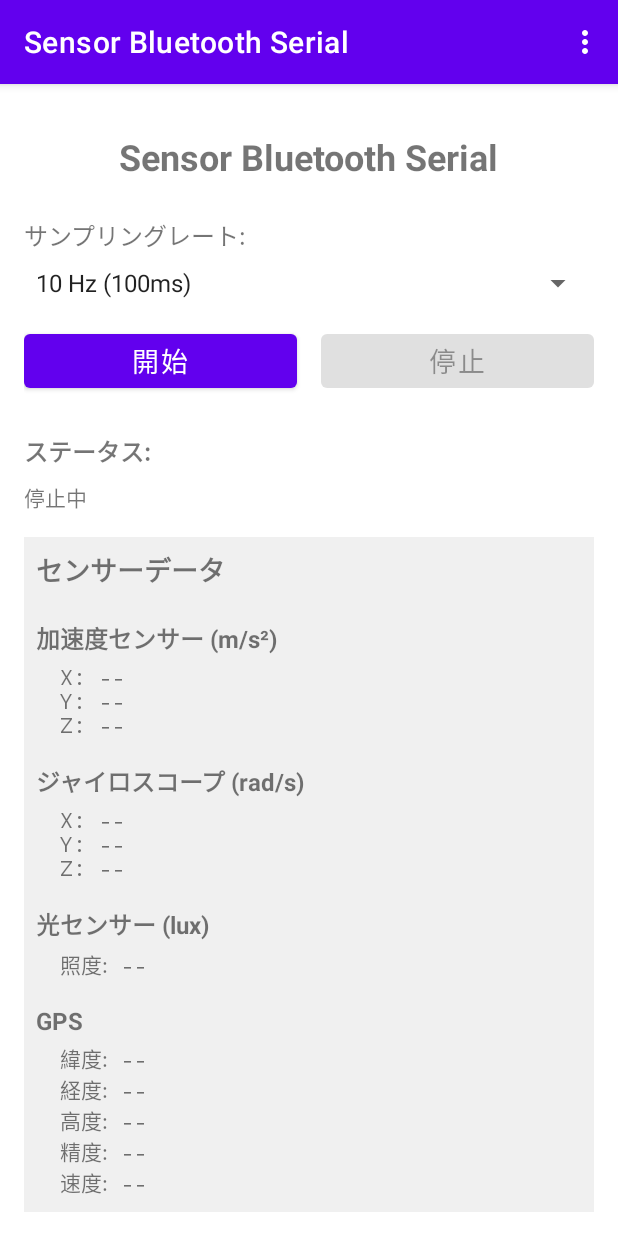
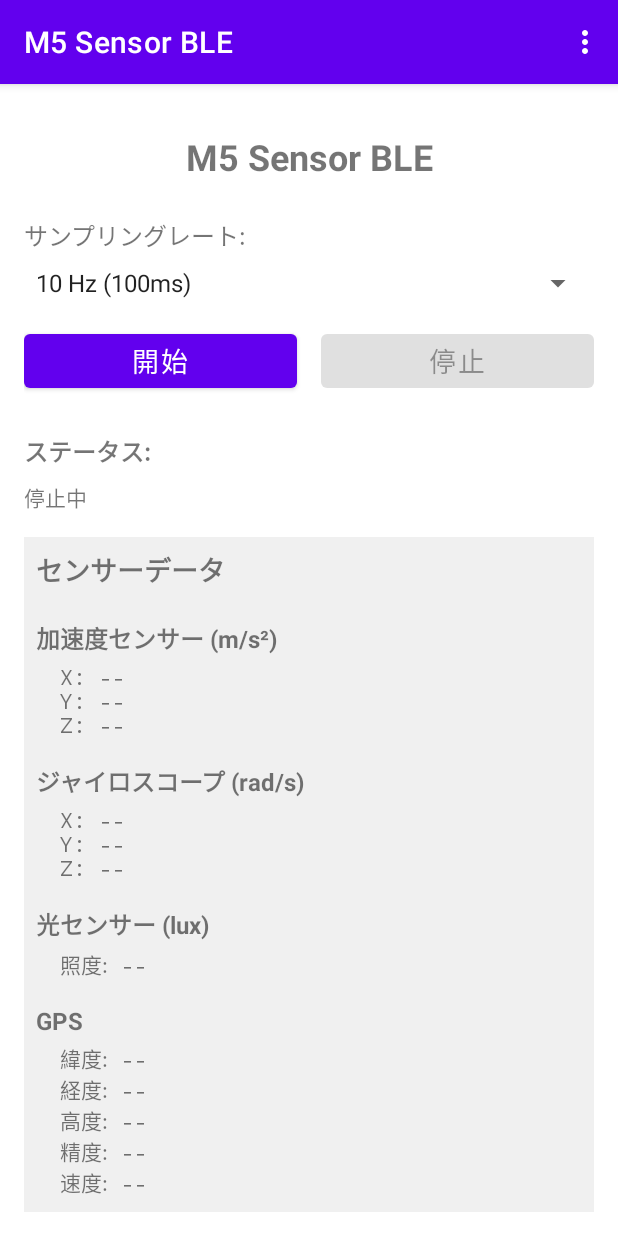
Before and after one commit to tomorrow56/Android_Sensor_BLE, an Android app: the screen it shows after launch (MainActivity), on a phone screen of 412 x 824 dp. Run offline under Robolectric (Android 15) with nearby library versions, the phone set to English and light mode, and no system bars; 2 statements that could not run were skipped.

Commit message:
app_for_m5: アプリ名を'M5 Sensor BLE'に変更

```diff
--- a/app_for_m5/src/main/res/values/strings.xml
+++ b/app_for_m5/src/main/res/values/strings.xml
@@ -1,4 +1,4 @@
 <?xml version="1.0" encoding="utf-8"?>
 <resources>
-    <string name="app_name">Sensor Bluetooth Serial</string>
+    <string name="app_name">M5 Sensor BLE</string>
 </resources>
```
Also changed, not shown: 1 other file.
